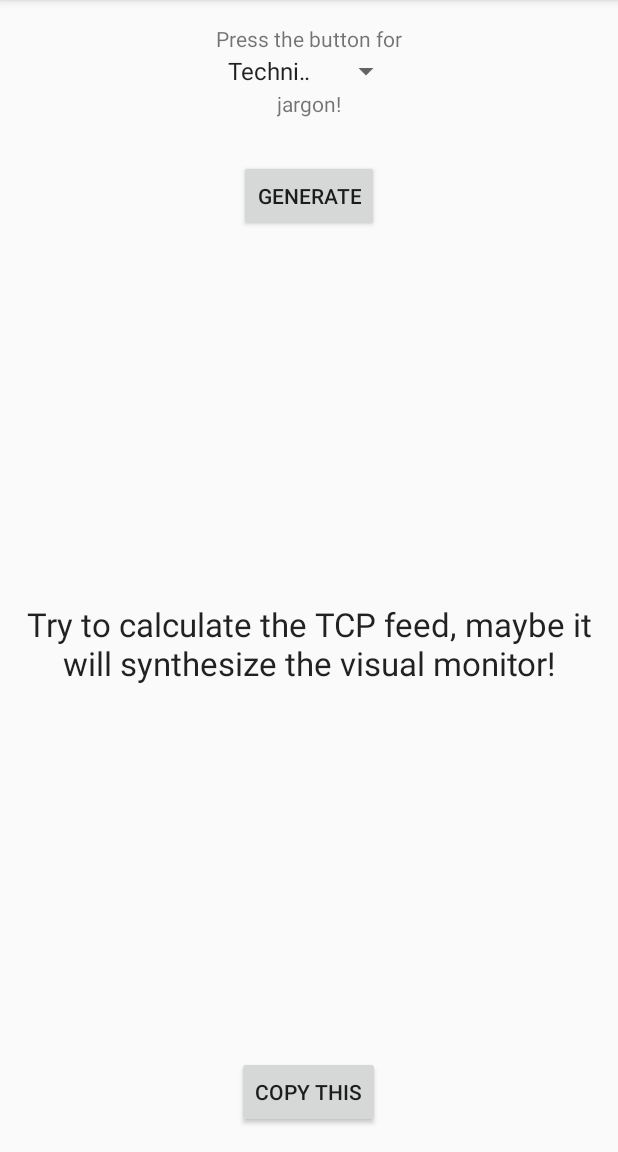
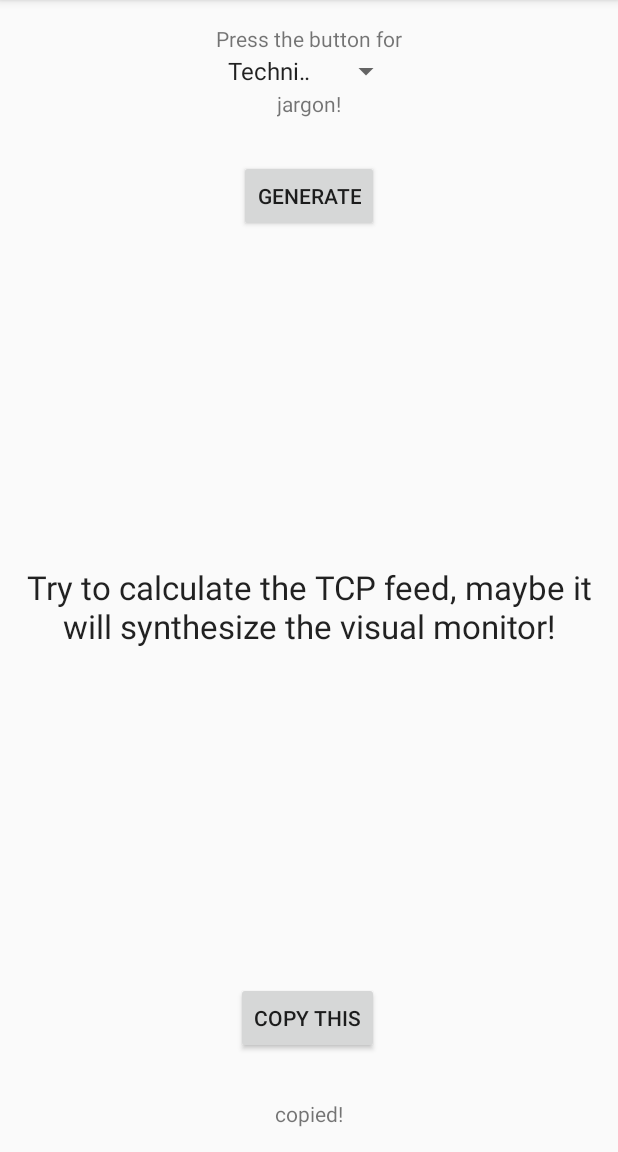
Before and after one commit to elgasste/JargonGenerator, an Android app: the screen it shows after launch (MainActivity), after a tap on "GENERATE", on a phone screen of 412 x 824 dp, the part 84-1236 px from its top. Run offline under Robolectric (Android 15) with nearby library versions, the phone set to English and light mode, and no system bars.

Commit message:
added copied text

```diff
--- a/app/src/main/res/layout/activity_main.xml
+++ b/app/src/main/res/layout/activity_main.xml
@@ -59,6 +59,16 @@
         android:layout_height="wrap_content"
         android:text="@string/button_copy_jargon"
         android:id="@+id/buttonCopyJargon"
+        android:layout_marginBottom="30dp"
+        android:layout_above="@+id/textViewCopied"
+        android:layout_alignRight="@+id/buttonGenerate"
+        android:layout_alignEnd="@+id/buttonGenerate" />
+
+    <TextView
+        android:layout_width="wrap_content"
+        android:layout_height="wrap_content"
+        android:text="@string/footer_message_copied"
+        android:id="@+id/textViewCopied"
         android:layout_alignParentBottom="true"
         android:layout_centerHorizontal="true" />
 
--- a/app/src/main/res/values/strings.xml
+++ b/app/src/main/res/values/strings.xml
@@ -3,6 +3,7 @@
 
     <string name="header_message_left">Press the button for</string>
     <string name="header_message_right">jargon!</string>
+    <string name="footer_message_copied">copied!</string>
     <string name="action_settings">Settings</string>
     <string name="button_generate">Generate</string>
     <string name="button_copy_jargon">Copy this</string>
```
